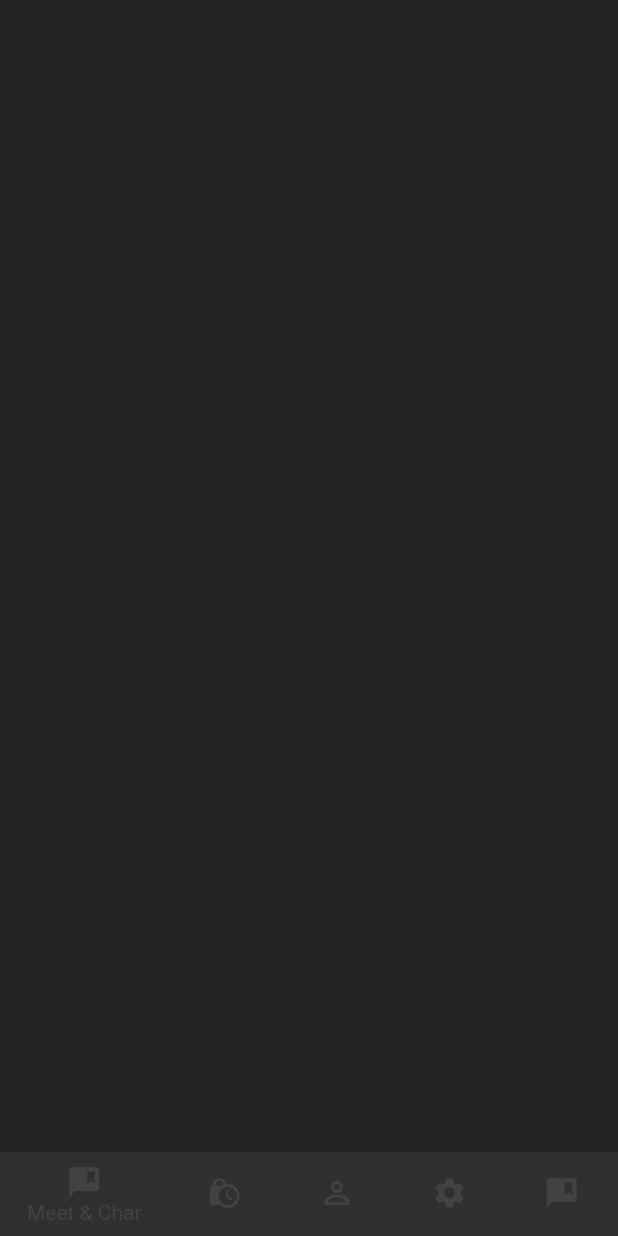
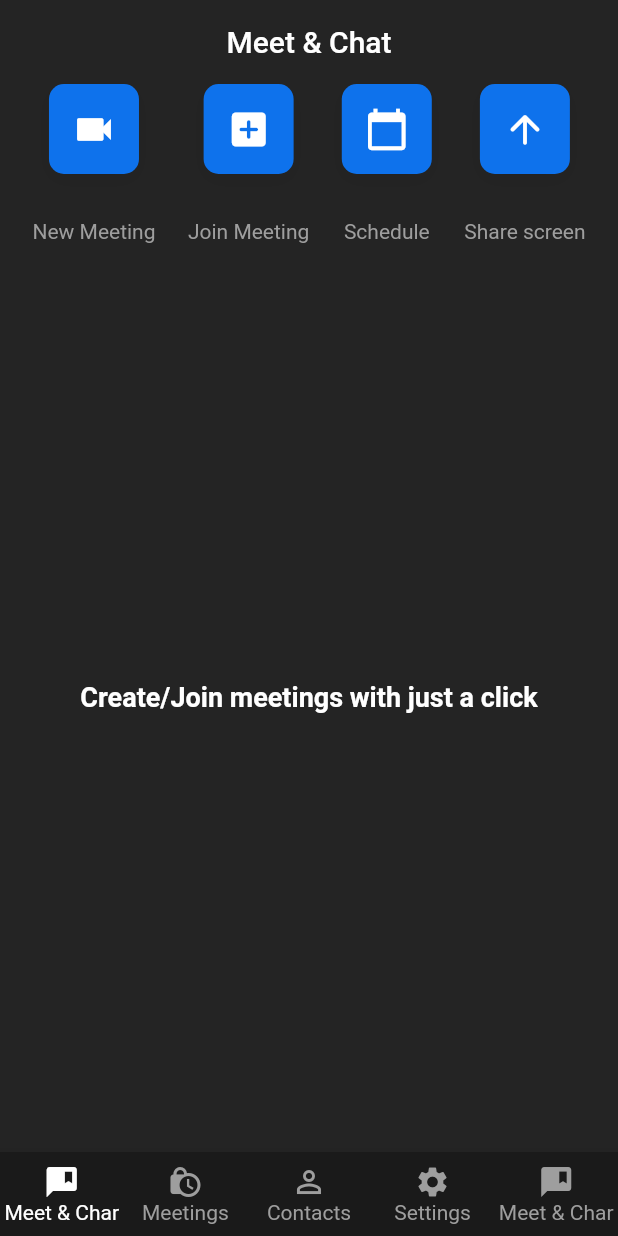
Before and after one commit to SEKI-YUTA/Flutter_zoom_clone, a Flutter app: the screen it shows once a user with an empty profile is signed in, on a phone screen of 412 x 824 dp. Run offline on Flutter 3.47's test engine with Material 2 defaults, Android fonts, the phone set to English and light mode, and no system bars; our stand-ins replace cloud_firestore, firebase_auth, firebase_core, google_sign_in; accounts and stored records are empty.

Commit message:
finsihed around 1:20:00

```diff
--- a/lib/screens/home_screen.dart
+++ b/lib/screens/home_screen.dart
@@ -1,4 +1,6 @@
 import 'package:flutter/material.dart';
+import 'package:zoom_clone/utils/colors.dart';
+import 'package:zoom_clone/widgets/home_meeting_button.dart';
 
 class HomeScreen extends StatefulWidget {
   const HomeScreen({Key? key}) : super(key: key);
@@ -8,10 +10,66 @@ class HomeScreen extends StatefulWidget {
 }
 
 class _HomeScreenState extends State<HomeScreen> {
+  int _currentPage = 0;
+  onPageChanged(int page) {
+    setState(() {
+      _currentPage = page;
+    });
+  }
+
   @override
   Widget build(BuildContext context) {
     return Scaffold(
+      appBar: AppBar(
+        elevation: 0,
+        title: const Text('Meet & Chat'),
+        centerTitle: true,
+        backgroundColor: backgroundColor,
+      ),
+      body: Column(
+        children: [
+          Row(
+            mainAxisAlignment: MainAxisAlignment.spaceEvenly,
+            children: [
+              HomeMeetingButton(
+                onPressed: () {},
+                text: "New Meeting",
+                icon: Icons.videocam,
+              ),
+              HomeMeetingButton(
+                onPressed: () {},
+                text: "Join Meeting",
+                icon: Icons.add_box_rounded,
+              ),
+              HomeMeetingButton(
+                onPressed: () {},
+                text: "Schedule",
+                icon: Icons.calendar_today,
+              ),
+              HomeMeetingButton(
+                onPressed: () {},
+                text: "Share screen",
+                icon: Icons.arrow_upward_rounded,
+              ),
+            ],
+          ),
+          const Expanded(
+              child: Center(
+            child: Text(
+              'Create/Join meetings with just a click',
+              style: TextStyle(fontWeight: FontWeight.bold, fontSize: 18),
+            ),
+          ))
+        ],
+      ),
       bottomNavigationBar: BottomNavigationBar(
+        backgroundColor: footerColor,
+        selectedItemColor: Colors.white,
+        unselectedItemColor: Colors.grey,
+        onTap: onPageChanged,
+        currentIndex: _currentPage,
+        type: BottomNavigationBarType.fixed,
+        unselectedFontSize: 14,
         items: const [
           BottomNavigationBarItem(
               icon: Icon(Icons.comment_bank), label: "Meet & Char"),
--- /dev/null
+++ b/lib/widgets/home_meeting_button.dart
@@ -0,0 +1,49 @@
+import 'package:flutter/material.dart';
+import 'package:zoom_clone/utils/colors.dart';
+
+class HomeMeetingButton extends StatelessWidget {
+  const HomeMeetingButton(
+      {Key? key,
+      required this.onPressed,
+      required this.icon,
+      required this.text})
+      : super(key: key);
+  final VoidCallback onPressed;
+  final IconData icon;
+  final String text;
+
+  @override
+  Widget build(BuildContext context) {
+    return GestureDetector(
+      onTap: onPressed,
+      child: Column(
+        children: [
+          Container(
+              width: 60,
+              height: 60,
+              decoration: BoxDecoration(
+                  color: buttonColor,
+                  borderRadius: BorderRadius.circular(10),
+                  boxShadow: [
+                    BoxShadow(
+                        blurRadius: 10,
+                        color: Colors.black.withOpacity(0.06),
+                        offset: const Offset(0, 4))
+                  ]),
+              child: Icon(
+                icon,
+                color: Colors.white,
+                size: 30,
+              )),
+          const SizedBox(
+            height: 30,
+          ),
+          Text(
+            text,
+            style: const TextStyle(color: Colors.grey),
+          )
+        ],
+      ),
+    );
+  }
+}
--- a/pubspec.yaml
+++ b/pubspec.yaml
@@ -37,6 +37,7 @@ dependencies:
   firebase_auth: ^3.3.11
   google_sign_in: ^5.2.4
   cloud_firestore: ^3.1.10
+  jitsi_meet: ^4.0.0
 
 dev_dependencies:
   flutter_test:
```
Also changed, not shown: pubspec.lock.
